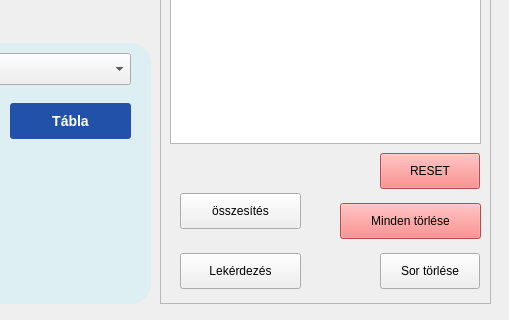
Old version of the form koltsegvetes.ui in the repository katsa00781/HomeApp; both pictures show x 590 to 1099 and y 377 to 697 of the 1099 by 697 pixel window.
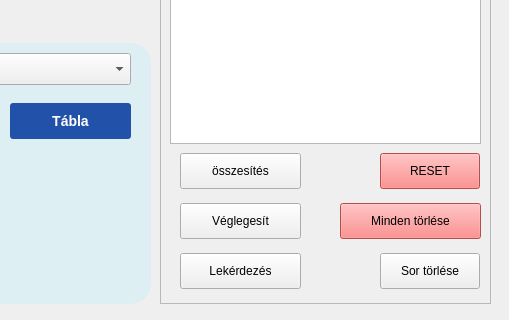
New version of the form.

```diff
--- a/koltsegvetes.ui
+++ b/koltsegvetes.ui
@@ -416,7 +416,7 @@
     <property name="geometry">
      <rect>
       <x>20</x>
-      <y>500</y>
+      <y>460</y>
       <width>121</width>
       <height>36</height>
      </rect>
@@ -425,6 +425,19 @@
      <string>összesítés</string>
     </property>
    </widget>
+   <widget class="QPushButton" name="veglegesitButton">
+    <property name="geometry">
+     <rect>
+      <x>20</x>
+      <y>510</y>
+      <width>121</width>
+      <height>36</height>
+     </rect>
+    </property>
+    <property name="text">
+     <string>Véglegesít</string>
+    </property>
+   </widget>
   </widget>
   <widget class="QFrame" name="frame_10">
    <property name="geometry">
```
